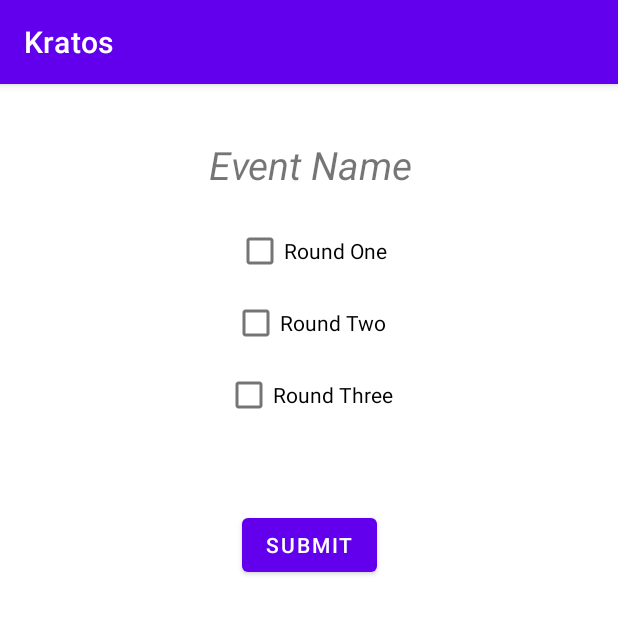
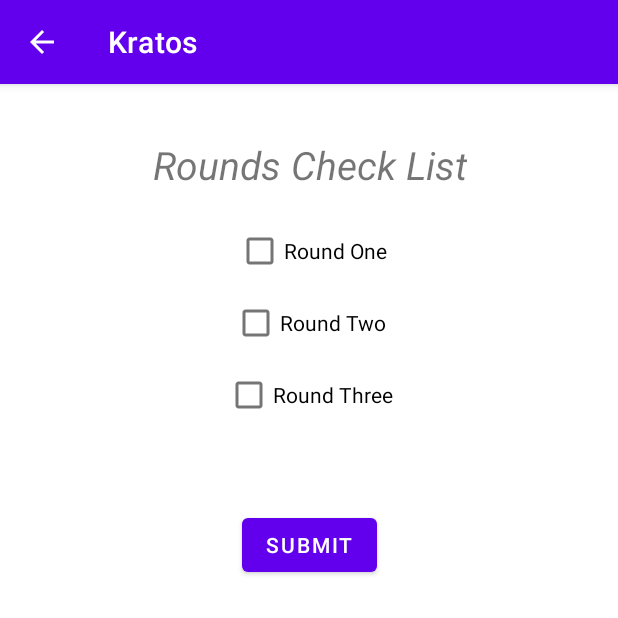
Before and after one commit to Petchiprakash/Kratos, an Android app: the RoundCheckActivity screen opened directly, with no data from a screen before it, on a phone screen of 412 x 824 dp, the top half of it. Run offline under Robolectric (Android 15) with nearby library versions, the phone set to English and light mode, and no system bars; our stand-ins replace Firebase (no records; nobody signed in at launch, a user with empty details on screens opened directly).

Commit message:
Second Phase Done!

```diff
--- a/app/build.gradle
+++ b/app/build.gradle
@@ -3,6 +3,7 @@ plugins {
     id 'kotlin-android'
     id 'com.google.gms.google-services'
     id 'kotlin-kapt'
+    id 'kotlin-android-extensions'
 }
 
 android {
--- a/app/src/main/java/com/example/kratos/EventListActivity.kt
+++ b/app/src/main/java/com/example/kratos/EventListActivity.kt
@@ -3,7 +3,7 @@ package com.example.kratos
 import android.content.Intent
 import android.os.Bundle
 import android.widget.ArrayAdapter
-import android.widget.Toast
+import androidx.appcompat.app.ActionBar
 import androidx.appcompat.app.AppCompatActivity
 import com.example.kratos.databinding.ActivityEventListBinding
 
@@ -13,6 +13,10 @@ class EventListActivity : AppCompatActivity() {
         super.onCreate(savedInstanceState)
         binding = ActivityEventListBinding.inflate(layoutInflater)
         setContentView(binding.root)
+        val actionBar : ActionBar? = supportActionBar
+        actionBar?.setDisplayHomeAsUpEnabled(true)
+        actionBar?.setDisplayShowHomeEnabled(true)
+        actionBar?.title = "Events"
         val listView = binding.listView
         val events = arrayOf("Live Trivia in General Session","Digital Trade Show Passport","Scavenger Hunt",
             "Name Wheel","MidCity Madness")
--- a/app/src/main/java/com/example/kratos/RoundCheckActivity.kt
+++ b/app/src/main/java/com/example/kratos/RoundCheckActivity.kt
@@ -2,16 +2,17 @@ package com.example.kratos
 
 import androidx.appcompat.app.AppCompatActivity
 import android.os.Bundle
+import androidx.appcompat.app.ActionBar
 import com.example.kratos.databinding.ActivityRoundCheckBinding
+import com.google.firebase.database.DatabaseReference
+import com.google.firebase.database.FirebaseDatabase
 
 class RoundCheckActivity : AppCompatActivity() {
+    private lateinit var database: DatabaseReference
     private lateinit var binding: ActivityRoundCheckBinding
     override fun onCreate(savedInstanceState: Bundle?) {
         super.onCreate(savedInstanceState)
         binding = ActivityRoundCheckBinding.inflate(layoutInflater)
         setContentView(binding.root)
-        val participantIntent = intent
-        val eventName = participantIntent.getStringArrayExtra("event")
-        binding.tvEventName.text = eventName.toString()
     }
 }
--- a/app/src/main/res/layout/activity_round_check.xml
+++ b/app/src/main/res/layout/activity_round_check.xml
@@ -12,7 +12,7 @@
         android:layout_height="wrap_content"
         android:layout_marginTop="36dp"
         android:gravity="center"
-        android:text="Event Name"
+        android:text="Rounds Check List"
         android:textSize="26sp"
         android:textStyle="italic"
         app:layout_constraintEnd_toEndOf="parent"
```
Also changed, not shown: app/src/main/AndroidManifest.xml (+8 -0 lines), app/src/main/java/com/example/kratos/ParticipantListActivity.kt (+7 -3 lines), app/src/main/java/com/example/kratos/ParticipantsAdapter.kt (+14 -7 lines).
